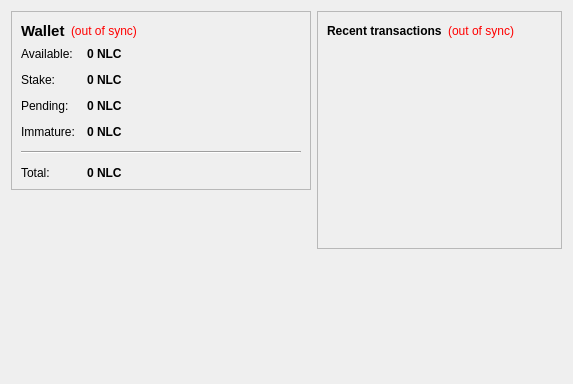
Before: the Qt Designer form src/qt/forms/overviewpage.ui in NoLimitCoin/NoLimitCoin-Core, drawn with Qt 5.
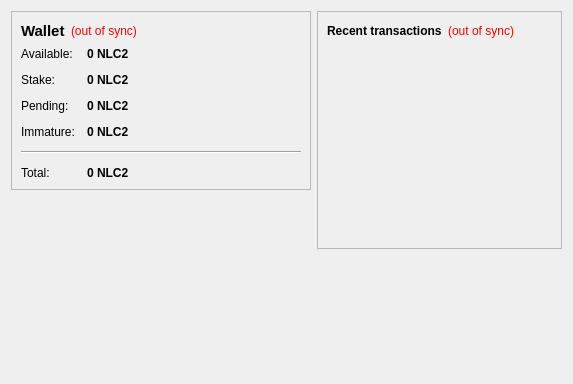
After: the same form once the commit is applied. Icons and pictures are not drawn.

Diff of the .ui file:
```diff
--- a/src/qt/forms/overviewpage.ui
+++ b/src/qt/forms/overviewpage.ui
@@ -105,7 +105,7 @@
              <string>Your current spendable balance</string>
             </property>
             <property name="text">
-             <string notr="true">0 NLC</string>
+             <string notr="true">0 NLC2</string>
             </property>
             <property name="textInteractionFlags">
              <set>Qt::LinksAccessibleByMouse|Qt::TextSelectableByKeyboard|Qt::TextSelectableByMouse</set>
@@ -134,7 +134,7 @@
              <string>Total of coins that was staked, and do not yet count toward the current balance</string>
             </property>
             <property name="text">
-             <string notr="true">0 NLC</string>
+             <string notr="true">0 NLC2</string>
             </property>
             <property name="textInteractionFlags">
              <set>Qt::LinksAccessibleByMouse|Qt::TextSelectableByKeyboard|Qt::TextSelectableByMouse</set>
@@ -163,7 +163,7 @@
              <string>Total of transactions that have yet to be confirmed, and do not yet count toward the current balance</string>
             </property>
             <property name="text">
-             <string notr="true">0 NLC</string>
+             <string notr="true">0 NLC2</string>
             </property>
             <property name="textInteractionFlags">
              <set>Qt::LinksAccessibleByMouse|Qt::TextSelectableByKeyboard|Qt::TextSelectableByMouse</set>
@@ -189,7 +189,7 @@
              <string>Mined balance that has not yet matured</string>
             </property>
             <property name="text">
-             <string notr="true">0 NLC</string>
+             <string notr="true">0 NLC2</string>
             </property>
             <property name="textInteractionFlags">
              <set>Qt::LinksAccessibleByMouse|Qt::TextSelectableByKeyboard|Qt::TextSelectableByMouse</set>
@@ -225,7 +225,7 @@
              <string>Your current total balance</string>
             </property>
             <property name="text">
-             <string notr="true">0 NLC</string>
+             <string notr="true">0 NLC2</string>
             </property>
             <property name="textInteractionFlags">
              <set>Qt::LinksAccessibleByMouse|Qt::TextSelectableByKeyboard|Qt::TextSelectableByMouse</set>
```
